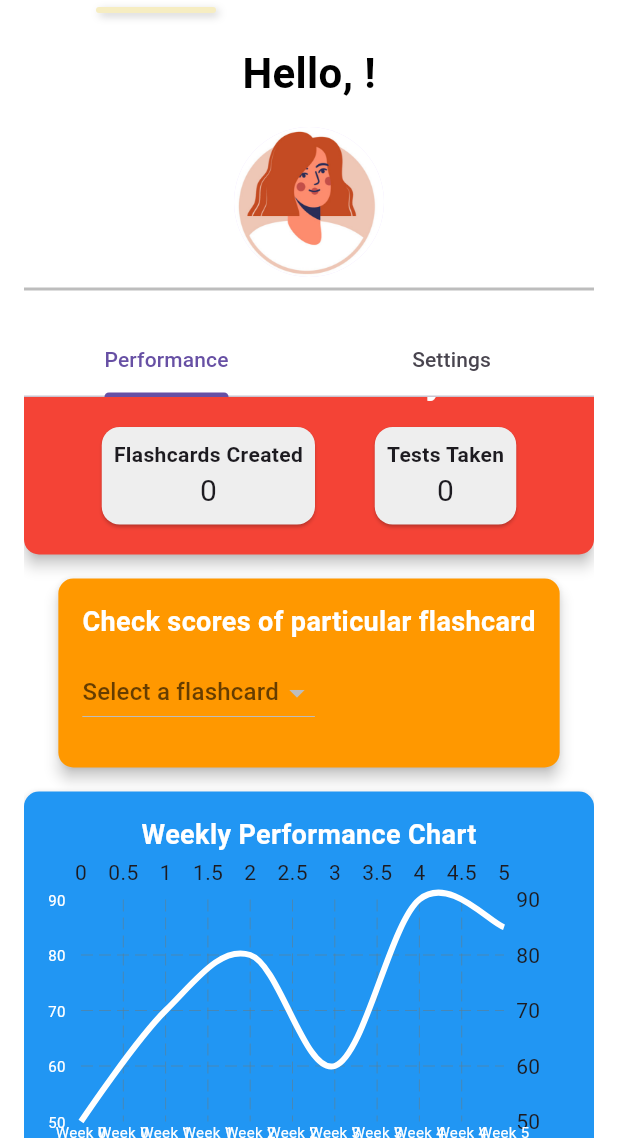
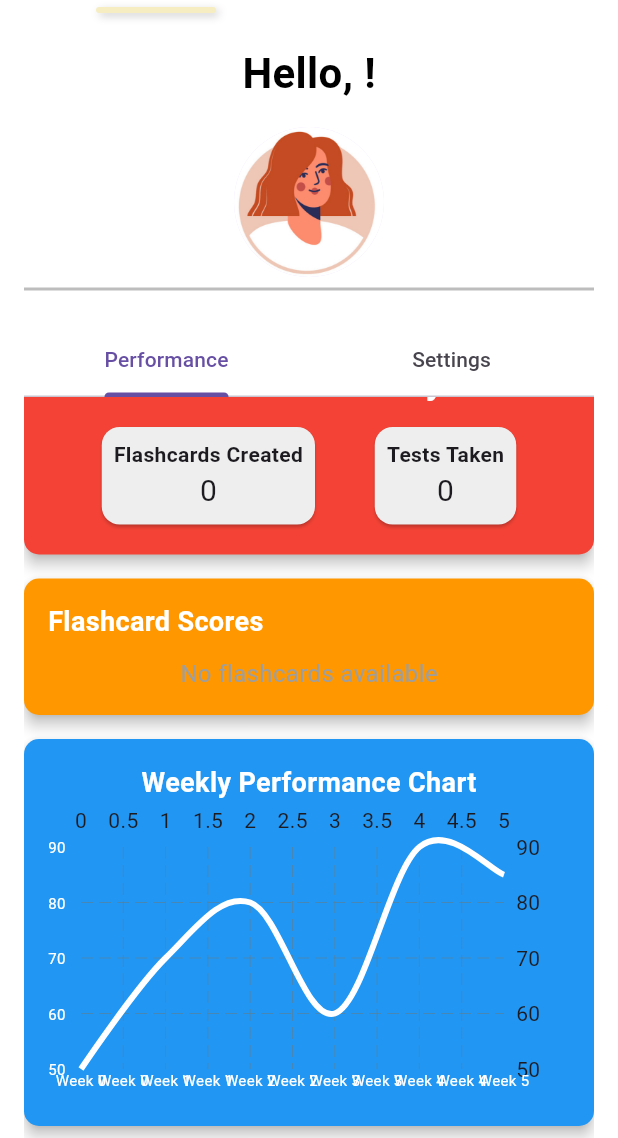
Before and after one commit to nyinj/studycard, a Flutter app: the ProfileTab screen opened directly, scrolled down 52 dp, on a phone screen of 412 x 824 dp, the part 98-1236 px from its top. Run offline on Flutter 3.47's test engine with Material 3 defaults, Android fonts, the phone set to English and light mode, and no system bars; drawn by our look-alikes of fl_chart; our stand-ins replace flip_card, numberpicker, persistent_bottom_nav_bar, shared_preferences, sqflite; accounts and stored records are empty.

Commit message:
still couldnt implement flashcard scores

```diff
--- a/lib/flashcard_model.dart
+++ b/lib/flashcard_model.dart
@@ -5,7 +5,8 @@ class Flashcard {
   final String answer;
   final DateTime createdAt;
   final String color;
-  String note;  // This will hold the note for each flashcard
+  String note; // This will hold the note for each flashcard
+  final int score; // Add score field
 
   Flashcard({
     this.id,
@@ -15,6 +16,7 @@ class Flashcard {
     required this.createdAt,
     required this.color,
     this.note = '', // Default empty note
+    this.score = 0, // Default score of 0
   });
 
   // Convert a Map into a Flashcard
@@ -28,7 +30,9 @@ class Flashcard {
           ? DateTime.parse(map['createdAt'])
           : DateTime.now(),
       color: map['color'],
-      note: map['note'] ?? '',  // Default empty note if no note is available
+      note: map['note'] ?? '', // Default empty note if no note is available
+      score: map['score'] ??
+          0, // Get score from map (default to 0 if not available)
     );
   }
 
@@ -40,7 +44,8 @@ class Flashcard {
       'answer': answer,
       'color': color,
       'createdAt': createdAt.toIso8601String(),
-      'note': note,  // Include the note when converting to Map
+      'note': note, // Include the note when converting to Map
+      'score': score, // Include the score when converting to Map
     };
   }
 }
--- a/lib/tabs/profile_performance.dart
+++ b/lib/tabs/profile_performance.dart
@@ -1,6 +1,7 @@
 import 'package:fl_chart/fl_chart.dart';
 import 'package:flutter/material.dart';
 import 'package:studycards/database_helper.dart';
+import 'package:studycards/flashcard_model.dart';
 
 class ProfilePerformance extends StatefulWidget {
   @override
@@ -11,10 +12,8 @@ class _ProfilePerformanceState extends State<ProfilePerformance> {
   int _flashcardsCreated = 0;
   int _testsTaken = 0;
   int _totalDecksCount = 0; // Track total number of decks
-  String? _selectedFlashcard; // Track selected flashcard
   List<String> _flashcardNames = []; // List to store flashcard names
   Map<String, int> _flashcardScores = {}; // Store flashcard scores
-  List<String> _flashcardTitles = []; // List of flashcard titles for dropdown
 
   final DatabaseHelper _databaseHelper = DatabaseHelper();
 
@@ -46,17 +45,20 @@ class _ProfilePerformanceState extends State<ProfilePerformance> {
 
   // Method to load flashcards and their scores
   Future<void> _loadFlashcards() async {
-    // Fetch flashcards and their scores from the database
+    // Fetch flashcards from the database
     List<Map<String, dynamic>> flashcards =
         await _databaseHelper.getFlashcardsWithScores();
 
+    // Log the fetched data for debugging
+    print("Fetched Flashcards: $flashcards");
+
     setState(() {
+      // Collect the names and scores of flashcards
       _flashcardNames =
-          flashcards.map((flashcard) => flashcard['name'].toString()).toList();
+          flashcards.map((flashcard) => flashcard['title'].toString()).toList();
       _flashcardScores = {
-        for (var flashcard in flashcards) flashcard['name']: flashcard['score']
+        for (var flashcard in flashcards) flashcard['title']: flashcard['score']
       };
-      _flashcardTitles = _flashcardNames; // Populate flashcard titles
     });
   }
 
@@ -89,16 +91,43 @@ class _ProfilePerformanceState extends State<ProfilePerformance> {
   Widget _buildFlashcardScores() {
     return Column(
       children: [
-        if (_selectedFlashcard != null)
-          Card(
-            color: Colors.blue,
-            child: Padding(
-              padding: EdgeInsets.all(8),
-              child: Text(
-                'Score: ${_flashcardScores[_selectedFlashcard]}%', // Display selected flashcard score
-                style: TextStyle(fontSize: 16, color: Colors.white),
-              ),
+        if (_flashcardNames.isEmpty)
+          Center(
+            child: Text(
+              'No flashcards available',
+              style: TextStyle(color: Colors.grey, fontSize: 16),
             ),
+          )
+        else
+          // Show flashcards and their scores
+          ListView.builder(
+            shrinkWrap: true,
+            physics: NeverScrollableScrollPhysics(),
+            itemCount: _flashcardNames.length,
+            itemBuilder: (context, index) {
+              String flashcardTitle = _flashcardNames[index];
+              int flashcardScore = _flashcardScores[flashcardTitle] ?? 0;
+
+              return Card(
+                color: Colors.blueAccent,
+                margin: EdgeInsets.symmetric(vertical: 8, horizontal: 16),
+                shape: RoundedRectangleBorder(
+                    borderRadius: BorderRadius.circular(10)),
+                child: ListTile(
+                  title: Text(
+                    flashcardTitle,
+                    style: TextStyle(
+                        fontSize: 18,
+                        fontWeight: FontWeight.bold,
+                        color: Colors.white),
+                  ),
+                  subtitle: Text(
+                    'Score: $flashcardScore%',
+                    style: TextStyle(fontSize: 16, color: Colors.white),
+                  ),
+                ),
+              );
+            },
           ),
       ],
     );
@@ -141,7 +170,8 @@ class _ProfilePerformanceState extends State<ProfilePerformance> {
               ),
             ),
           ),
-          // Flashcard selection and scores
+
+          // Flashcard scores list
           Card(
             elevation: 4,
             color: Colors.orange,
@@ -154,35 +184,19 @@ class _ProfilePerformanceState extends State<ProfilePerformance> {
                 crossAxisAlignment: CrossAxisAlignment.start,
                 children: [
                   Text(
-                    'Check scores of particular flashcard',
+                    'Flashcard Scores',
                     style: TextStyle(
                         fontSize: 18,
                         fontWeight: FontWeight.w600,
                         color: Colors.white),
                   ),
                   SizedBox(height: 10),
-                  // Dropdown for selecting flashcard
-                  DropdownButton<String>(
-                    value: _selectedFlashcard,
-                    hint: Text('Select a flashcard'),
-                    onChanged: (newValue) {
-                      setState(() {
-                        _selectedFlashcard = newValue;
-                      });
-                    },
-                    items: _flashcardTitles.map((String flashcardTitle) {
-                      return DropdownMenuItem<String>(
-                        value: flashcardTitle,
-                        child: Text(flashcardTitle),
-                      );
-                    }).toList(),
-                  ),
-                  SizedBox(height: 10),
-                  _buildFlashcardScores(), // Display flashcard scores
+                  _buildFlashcardScores(), // Display all flashcard scores
                 ],
               ),
             ),
           ),
+
           // Weekly performance chart
           Card(
             elevation: 4,
```
Also changed, not shown: lib/database_helper.dart (+18 -13 lines), lib/tabs/your_test.dart (+13 -5 lines).
